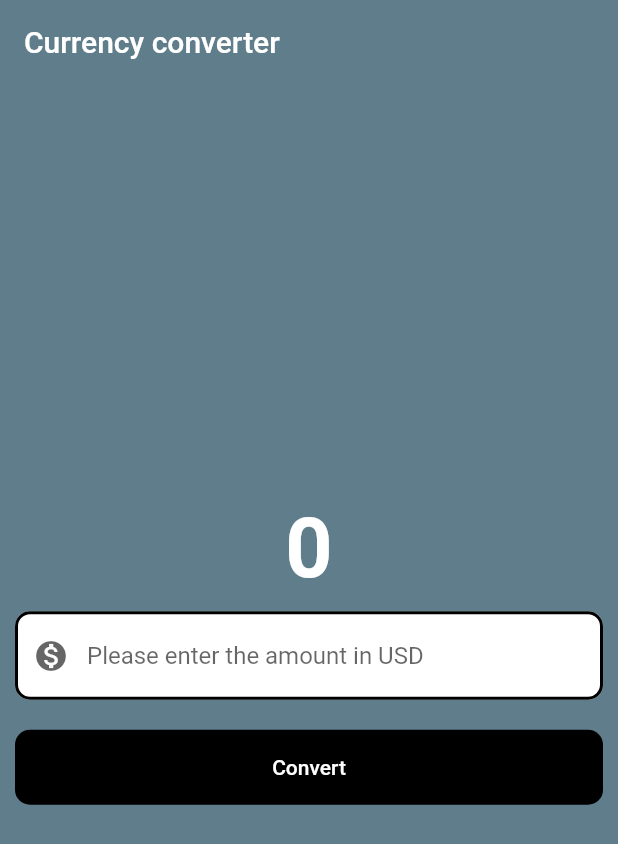
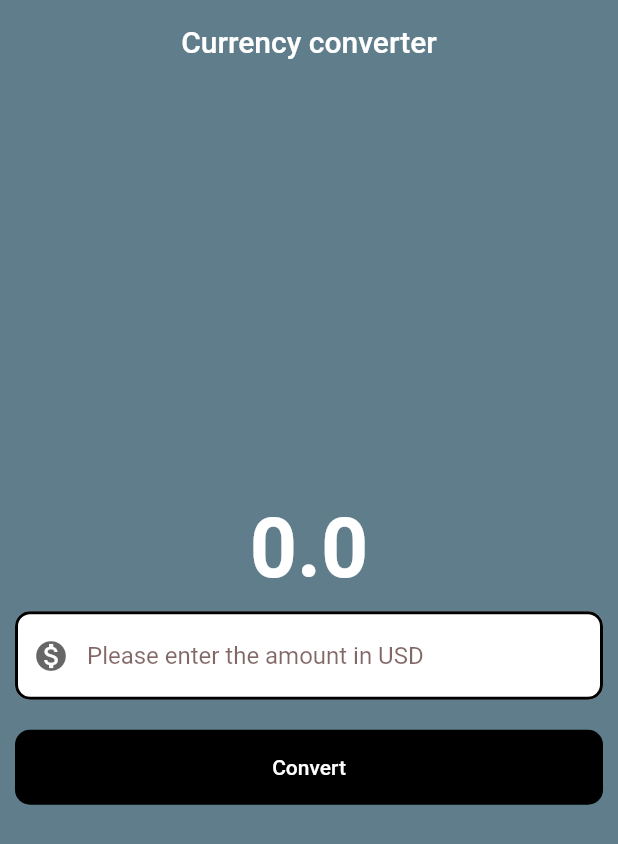
Before and after one commit to dipo0x/flutter-currency-app, a Flutter app: the screen it shows after launch, after a tap on "Convert", on a phone screen of 412 x 824 dp. Shown: the top 844 px of the screen. Run offline on Flutter 3.47's test engine with Material 2 defaults, Android fonts, the phone set to English and light mode, and no system bars.

Commit message:
fix: fixed result

```diff
--- a/lib/currency_converter_material_page.dart
+++ b/lib/currency_converter_material_page.dart
@@ -1,8 +1,20 @@
-import 'package:flutter/foundation.dart';
 import 'package:flutter/material.dart';
 
-class CurrencyConverterMaterialPage extends StatelessWidget {
-  const CurrencyConverterMaterialPage ({ super.key });
+//
+//
+//
+class CurrencyConverterMaterialPage extends StatefulWidget {
+  const CurrencyConverterMaterialPage({super.key});
+
+  @override
+  State<CurrencyConverterMaterialPage> createState() =>
+     _CurrencyConverterMaterialPageState();
+  }
+
+class _CurrencyConverterMaterialPageState
+    extends State <CurrencyConverterMaterialPage> {
+  double result= 0;
+  final TextEditingController textEditingController = TextEditingController();
 
   @override
     Widget build(BuildContext context) {
@@ -15,20 +27,25 @@ class CurrencyConverterMaterialPage extends StatelessWidget {
               10
           )
       );
+
       return Scaffold(
         backgroundColor: Colors.blueGrey,
         appBar: AppBar(
           title: const Text("Currency converter"),
+          centerTitle: true,
           backgroundColor: Colors.blueGrey,
           elevation: 0,
+          // actions: [
+          //   Text("My app")
+          // ],
         ),
         body: Center(
             child: Column(
               mainAxisAlignment: MainAxisAlignment.center,
               children: [
-            const Text(
-              '0',
-              style: TextStyle(
+                Text(
+                    result.toString(),
+                    style: const TextStyle(
                         fontSize: 55,
                         fontWeight: FontWeight.bold,
                         color: Color.fromARGB(255, 255, 255, 255)
@@ -37,13 +54,14 @@ class CurrencyConverterMaterialPage extends StatelessWidget {
                 Padding(
                   padding: const EdgeInsets.all(10.0),
                   child: TextField(
+                    controller: textEditingController,
                     style: const TextStyle(
-                  color: Color.fromARGB(255, 255, 255, 255)
+                        color: Color.fromARGB(153, 0, 0, 0)
                     ),
                     decoration: InputDecoration(
                         hintText: 'Please enter the amount in USD',
                         hintStyle: const TextStyle(
-                    color: Color.fromARGB(153, 0, 0, 0)
+                            color: Color.fromARGB(153, 47, 2, 2)
                         ),
                         prefixIcon: const Icon(Icons.monetization_on),
                         filled: true,
@@ -57,13 +75,14 @@ class CurrencyConverterMaterialPage extends StatelessWidget {
                     ),
                   ),
                 ) ,
+
                 ///button
                 Padding(
                   padding: const EdgeInsets.all(10.0),
                   child: TextButton(onPressed: (){
-                if(kDebugMode){
-                  print("button clicked");
-                }
+                    setState(() {
+                      result = double.parse(textEditingController.text) * 50;
+                    });
                   },
                     style: TextButton.styleFrom(
                         backgroundColor: Colors.black,
```
Lines whose indentation alone changed are shown as unchanged.
